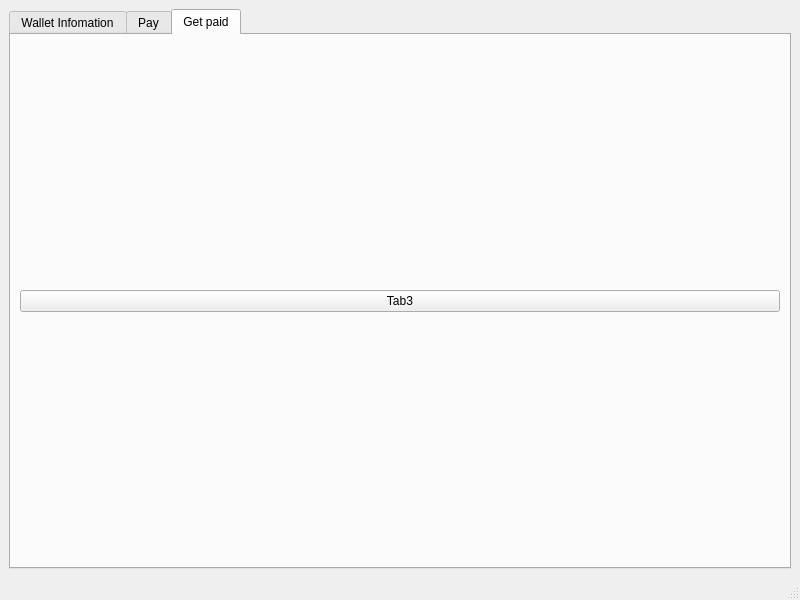
Above: qt/forms/mainwindow.ui from uebian/tronwallet before the change. Below: the same form after it.
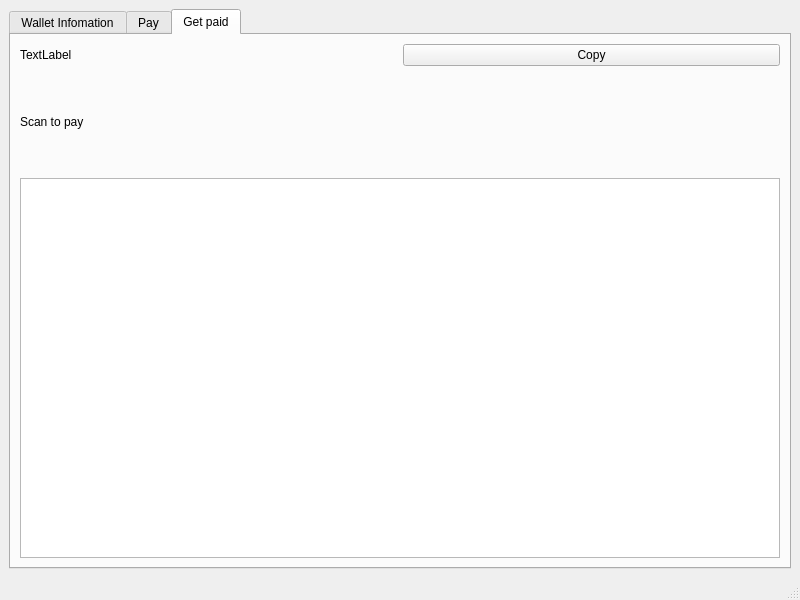
That is the form after the change. The open tabs and pages were chosen to show the change.

Commit message: 完成get paid页面

```diff
--- a/qt/forms/mainwindow.ui
+++ b/qt/forms/mainwindow.ui
@@ -93,11 +93,55 @@
        </attribute>
        <layout class="QVBoxLayout" name="verticalLayout">
         <item>
-         <widget class="QPushButton" name="pushButton">
-          <property name="text">
-           <string>Tab3</string>
-          </property>
-         </widget>
+         <layout class="QHBoxLayout" name="horizontalLayout">
+          <item>
+           <widget class="QLabel" name="labelGetPaidAddress">
+            <property name="text">
+             <string>TextLabel</string>
+            </property>
+           </widget>
+          </item>
+          <item>
+           <widget class="QPushButton" name="btnGetPaidCopyAddr">
+            <property name="text">
+             <string>Copy</string>
+            </property>
+           </widget>
+          </item>
+         </layout>
+        </item>
+        <item>
+         <layout class="QHBoxLayout" name="horizontalLayout">
+          <item>
+           <widget class="QLabel" name="labelQrCode">
+            <property name="enabled">
+             <bool>true</bool>
+            </property>
+            <property name="sizePolicy">
+             <sizepolicy hsizetype="Preferred" vsizetype="Preferred">
+              <horstretch>0</horstretch>
+              <verstretch>0</verstretch>
+             </sizepolicy>
+            </property>
+            <property name="text">
+             <string>Scan to pay</string>
+            </property>
+           </widget>
+          </item>
+          <item>
+           <widget class="QLabel" name="imgGetPaid">
+            <property name="minimumSize">
+             <size>
+              <width>100</width>
+              <height>100</height>
+             </size>
+            </property>
+           </widget>
+          </item>
+         </layout>
+        </item>
+        <item>
+         <widget class="QListView" name="listPaidHistory"/>
         </item>
        </layout>
       </widget>
```
Left out of the diff: 2 changed lines with no effect on the pictures. The commit also changes 3 other files.
